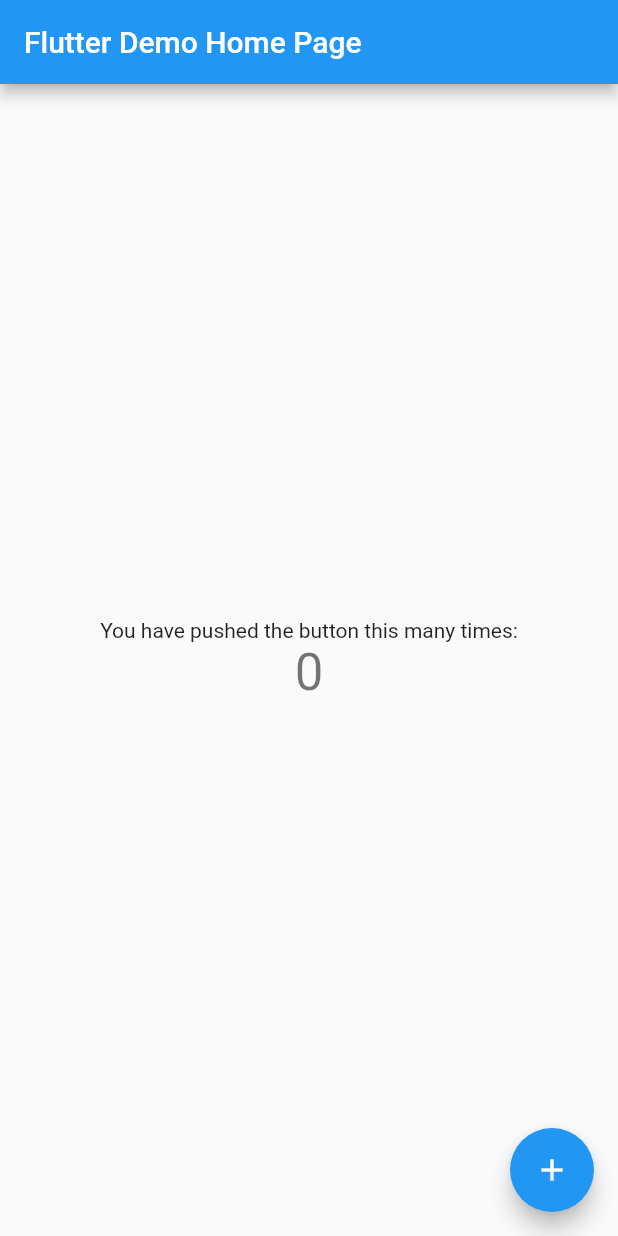
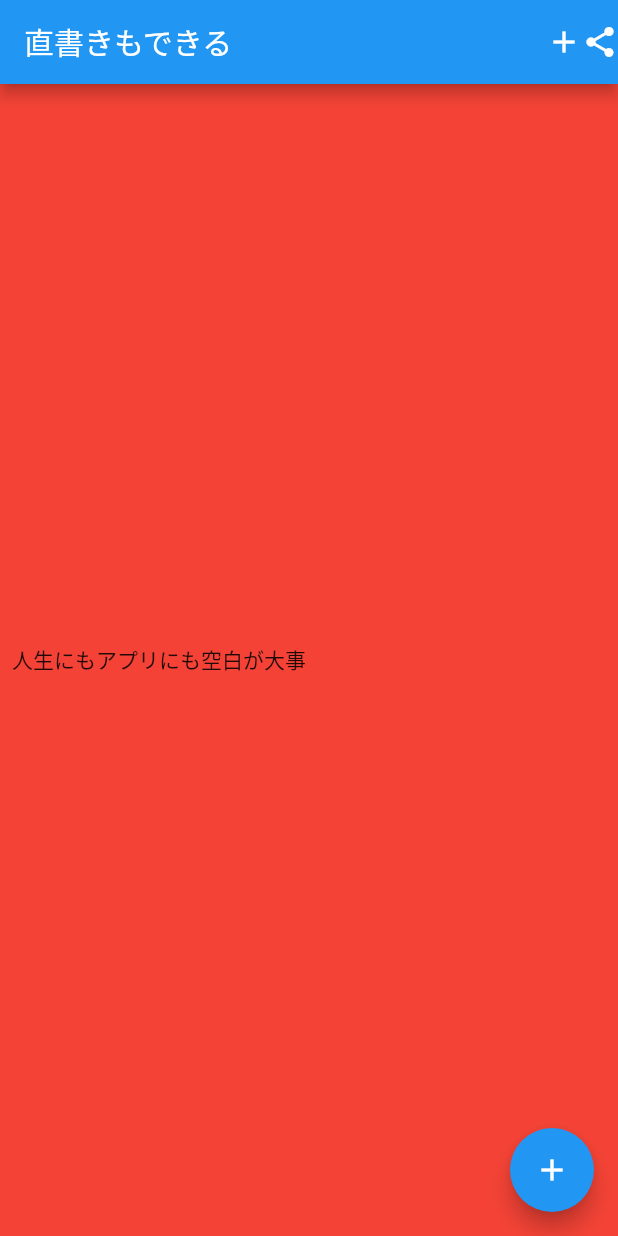
Before and after one commit to t-sakurai816/flutter-demo, a Flutter app: the screen it shows after launch, on a phone screen of 412 x 824 dp. Run offline on Flutter 3.47's test engine with Material 2 defaults, Android fonts, the phone set to English and light mode, and no system bars.

Commit message:
Widgetの練習-done!

```diff
--- a/lib/main.dart
+++ b/lib/main.dart
@@ -11,37 +11,16 @@ class MyApp extends StatelessWidget {
     return MaterialApp(
       title: 'Flutter Demo',
       theme: ThemeData(
-        // This is the theme of your application.
-        //
-        // Try running your application with "flutter run". You'll see the
-        // application has a blue toolbar. Then, without quitting the app, try
-        // changing the primarySwatch below to Colors.green and then invoke
-        // "hot reload" (press "r" in the console where you ran "flutter run",
-        // or simply save your changes to "hot reload" in a Flutter IDE).
-        // Notice that the counter didn't reset back to zero; the application
-        // is not restarted.
         primarySwatch: Colors.blue,
-        // This makes the visual density adapt to the platform that you run
-        // the app on. For desktop platforms, the controls will be smaller and
-        // closer together (more dense) than on mobile platforms.
         visualDensity: VisualDensity.adaptivePlatformDensity,
       ),
-      home: MyHomePage(title: 'Flutter Demo Home Page'),
+      home: MyHomePage(title: 'KBOYのFlutter大学をやる'),
     );
   }
 }
 
 class MyHomePage extends StatefulWidget {
   MyHomePage({Key key, this.title}) : super(key: key);
-
-  // This widget is the home page of your application. It is stateful, meaning
-  // that it has a State object (defined below) that contains fields that affect
-  // how it looks.
-
-  // This class is the configuration for the state. It holds the values (in this
-  // case the title) provided by the parent (in this case the App widget) and
-  // used by the build method of the State. Fields in a Widget subclass are
-  // always marked "final".
 
   final String title;
 
@@ -54,57 +33,29 @@ class _MyHomePageState extends State<MyHomePage> {
 
   void _incrementCounter() {
     setState(() {
-      // This call to setState tells the Flutter framework that something has
-      // changed in this State, which causes it to rerun the build method below
-      // so that the display can reflect the updated values. If we changed
-      // _counter without calling setState(), then the build method would not be
-      // called again, and so nothing would appear to happen.
       _counter++;
     });
   }
 
   @override
   Widget build(BuildContext context) {
-    // This method is rerun every time setState is called, for instance as done
-    // by the _incrementCounter method above.
-    //
-    // The Flutter framework has been optimized to make rerunning build methods
-    // fast, so that you can just rebuild anything that needs updating rather
-    // than having to individually change instances of widgets.
     return Scaffold(
       appBar: AppBar(
-        // Here we take the value from the MyHomePage object that was created by
-        // the App.build method, and use it to set our appbar title.
-        title: Text(widget.title),
-      ),
-      body: Center(
-        // Center is a layout widget. It takes a single child and positions it
-        // in the middle of the parent.
-        child: Column(
-          // Column is also a layout widget. It takes a list of children and
-          // arranges them vertically. By default, it sizes itself to fit its
-          // children horizontally, and tries to be as tall as its parent.
-          //
-          // Invoke "debug painting" (press "p" in the console, choose the
-          // "Toggle Debug Paint" action from the Flutter Inspector in Android
-          // Studio, or the "Toggle Debug Paint" command in Visual Studio Code)
-          // to see the wireframe for each widget.
-          //
-          // Column has various properties to control how it sizes itself and
-          // how it positions its children. Here we use mainAxisAlignment to
-          // center the children vertically; the main axis here is the vertical
-          // axis because Columns are vertical (the cross axis would be
-          // horizontal).
-          mainAxisAlignment: MainAxisAlignment.center,
-          children: <Widget>[
-            Text(
-              'You have pushed the button this many times:',
-            ),
-            Text(
-              '$_counter',
-              style: Theme.of(context).textTheme.headline4,
-            ),
-          ],
+          title: Text("直書きもできる"),
+          actions: <Widget>[Icon(Icons.add), Icon(Icons.share)]),
+      body: Container(
+        height: double.infinity, //全体
+        color: Colors.red,
+        child: Padding(
+          padding: const EdgeInsets.all(8.0),
+          child: Row(
+            children: <Widget>[
+              Text(
+                '人生にもアプリにも',//最後に , をつけるとこのように改行される
+              ),
+              Text('空白が大事'),
+            ],
+          ),
         ),
       ),
       floatingActionButton: FloatingActionButton(
```
